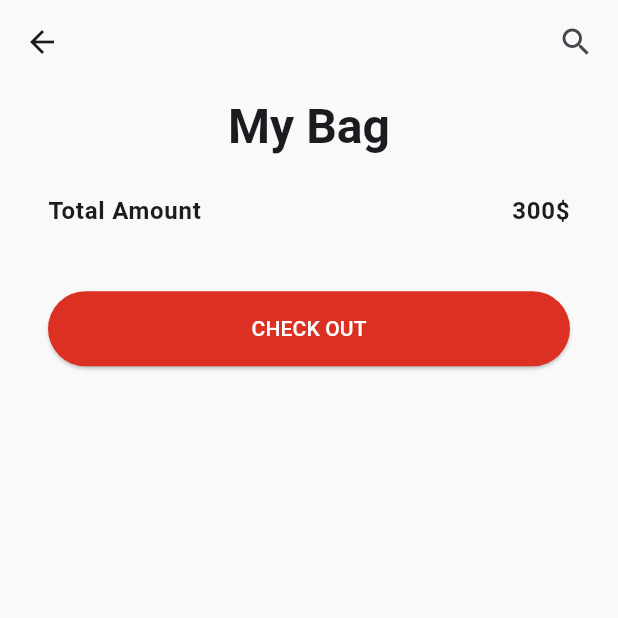
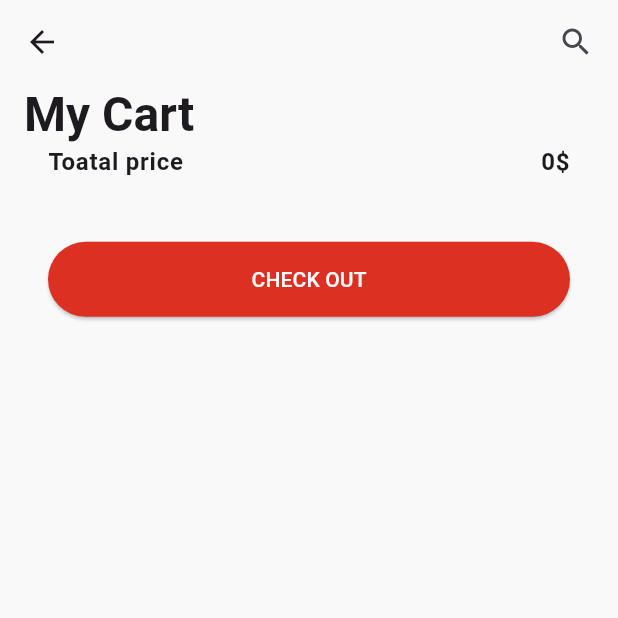
Before and after one commit to maryam2070/e_commerce_app, a Flutter app: the BagPage screen opened directly, on a phone screen of 412 x 824 dp, the top half of it. Run offline on Flutter 3.47's test engine with Material 3 defaults, Android fonts, the phone set to English and light mode, and no system bars; our stand-ins replace bloc, cloud_firestore, dartz, firebase_auth, firebase_core, flutter_bloc and 5 more; missing offline and left inert: firebase_app_check; accounts and stored records are empty; generated files the repository leaves out were written again; network calls fail.

Commit message:
add cart feature

```diff
--- /dev/null
+++ b/lib/cart/domain/models/add_to_cart_model.dart
@@ -0,0 +1,82 @@
+class AddToCartModel {
+  final String id;
+  final String productId;
+  final String title;
+  final int price;
+  final int quantity;
+  final String imgUrl;
+  final int discountValue;
+  final String color;
+  final String size;
+  final bool isChecked;
+
+  AddToCartModel({
+    required this.id,
+    required this.title,
+    required this.price,
+    required this.productId,
+    required this.quantity ,
+    required this.imgUrl,
+    required this.discountValue ,
+    required this.color ,
+    required this.size,
+    required this.isChecked
+  });
+
+  Map<String, dynamic> toMap() {
+    final result = <String, dynamic>{};
+    result.addAll({'id': id});
+    result.addAll({'productId': productId});
+    result.addAll({'title': title});
+    result.addAll({'price': price});
+    result.addAll({'quantity': quantity});
+    result.addAll({'imgUrl': imgUrl});
+    result.addAll({'discountValue': discountValue});
+    result.addAll({'color': color});
+    result.addAll({'size': size});
+    result.addAll({'isChecked': isChecked});
+
+    return result;
+  }
+
+  factory AddToCartModel.fromMap(Map<String, dynamic> map, String documentId) {
+    return AddToCartModel(
+      id: documentId,
+      title: map['title'] ?? '',
+      productId: map['productId'] ?? '',
+      price: map['price']?.toInt() ?? 0,
+      quantity: map['quantity']?.toInt() ?? 0,
+      imgUrl: map['imgUrl'] ?? '',
+      discountValue: map['discountValue']?.toInt() ?? 0,
+      color: map['color'] ?? '',
+      size: map['size'] ?? '',
+      isChecked: map['isChecked'] ?? '',
+    );
+  }
+
+  AddToCartModel copyWith({
+    String? id,
+    String? productId,
+    String? title,
+    int? price,
+    int? quantity,
+    String? imgUrl,
+    int? discountValue,
+    String? color,
+    String? size,
+    bool? isChecked,
+  }) {
+    return AddToCartModel(
+      id: id ?? this.id,
+      productId: productId ?? this.productId,
+      title: title ?? this.title,
+      price: price ?? this.price,
+      quantity: quantity ?? this.quantity,
+      imgUrl: imgUrl ?? this.imgUrl,
+      discountValue: discountValue ?? this.discountValue,
+      color: color ?? this.color,
+      size: size ?? this.size,
+      isChecked: isChecked ?? this.isChecked,
+    );
+  }
+}
--- /dev/null
+++ b/lib/cart/domain/use_cases/add_to_cart_use_case.dart
@@ -0,0 +1,15 @@
+import 'package:dartz/dartz.dart';
+import 'package:e_commerce_app/cart/domain/models/add_to_cart_model.dart';
+
+import '../../../core/utilities/errors/failures.dart';
+import '../repository/cart_repository.dart';
+
+class AddToCartUseCase {
+  CartRepository repository;
+
+  AddToCartUseCase({required this.repository});
+
+  Future<Either<Failure, void>> call({required AddToCartModel model}) async {
+    return await repository.addToCart(addToCartModel: model);
+  }
+}
--- /dev/null
+++ b/lib/cart/domain/use_cases/delete_from_cart.dart
@@ -0,0 +1,15 @@
+import 'package:dartz/dartz.dart';
+import 'package:e_commerce_app/cart/domain/models/add_to_cart_model.dart';
+
+import '../../../core/utilities/errors/failures.dart';
+import '../repository/cart_repository.dart';
+
+class DeleteFromCartUseCase {
+  CartRepository repository;
+
+  DeleteFromCartUseCase({required this.repository});
+
+  Future<Either<Failure, void>> call({required String id}) async {
+    return await repository.deleteFromCart(id: id);
+  }
+}
--- /dev/null
+++ b/lib/cart/domain/use_cases/get_cart_use_case.dart
@@ -0,0 +1,16 @@
+import 'package:dartz/dartz.dart';
+import 'package:e_commerce_app/cart/domain/models/add_to_cart_model.dart';
+
+import '../../../core/utilities/errors/failures.dart';
+import '../repository/cart_repository.dart';
+
+class GetCartUseCase {
+  CartRepository repository;
+
+  GetCartUseCase({required this.repository});
+
+  Future<Either<Failure, List<AddToCartModel>>> call() {
+    return repository.getCartModels(
+        builder: (data, documentId) => AddToCartModel.fromMap(data!, documentId));
+  }
+}
--- /dev/null
+++ b/lib/core/presentation/controllers/cart_controller/cart_bloc.dart
@@ -0,0 +1,53 @@
+import 'dart:async';
+
+import 'package:bloc/bloc.dart';
+import 'package:e_commerce_app/cart/domain/models/add_to_cart_model.dart';
+import 'package:meta/meta.dart';
+
+import '../../../../cart/domain/use_cases/add_to_cart_use_case.dart';
+import '../../../../cart/domain/use_cases/delete_from_cart.dart';
+import '../../../../cart/domain/use_cases/get_cart_use_case.dart';
+
+part 'cart_event.dart';
+part 'cart_state.dart';
+
+class CartBloc extends Bloc<CartEvent, CartState> {
+  final AddToCartUseCase addToCartUseCase;
+  final GetCartUseCase getCartUseCase;
+  final DeleteFromCartUseCase deleteFromCartUseCase;
+  CartBloc({required this.addToCartUseCase,
+    required this.getCartUseCase,
+  required this.deleteFromCartUseCase})
+      : super(CartInitial()) {
+    on<CartEvent>((event, emit) async {
+      if (event is AddToCartEvent) {
+        emit(CartLoading());
+        await addToCartUseCase.call(model: event.model).then((value) {
+          emit(AddToCartSuccessSuccess());
+        }).onError((error, stackTrace) {
+          emit(CartError(message: error.toString()));
+        });
+      }
+      if (event is GetCartEvent) {
+        emit(CartLoading());
+        final call1 = await getCartUseCase.call();
+
+        call1.fold((l) {
+          emit(CartError(message: l.message));
+        }, (r) {
+          print("jasnf  " + r.toString());
+          emit(GetCartSuccess(models: r));
+        });
+      }
+      if (event is DeleteFromCartEvent) {
+        emit(CartLoading());
+        final call1 = await deleteFromCartUseCase.call(id:event.id);
+        call1.fold((l) {
+          emit(CartError(message: l.message));
+        }, (r) {
+          emit(DeleteFromCartSuccess());
+        });
+      }
+    });
+  }
+}
--- /dev/null
+++ b/lib/core/presentation/controllers/cart_controller/cart_event.dart
@@ -0,0 +1,17 @@
+part of 'cart_bloc.dart';
+
+@immutable
+abstract class CartEvent {}
+class AddToCartEvent extends CartEvent{
+  final AddToCartModel model;
+
+  AddToCartEvent({required this.model});
+}
+class GetCartEvent extends CartEvent{
+  GetCartEvent();
+}
+
+class DeleteFromCartEvent extends CartEvent{
+  final String id;
+  DeleteFromCartEvent({required this.id});
+}
--- /dev/null
+++ b/lib/core/presentation/controllers/cart_controller/cart_state.dart
@@ -0,0 +1,27 @@
+part of 'cart_bloc.dart';
+
+@immutable
+abstract class CartState {}
+
+class CartInitial extends CartState {}
+
+class CartLoading extends CartState {}
+
+class CartError extends CartState {
+  final String message;
+
+  CartError({required this.message});
+}
+
+class AddToCartSuccessSuccess extends CartState {
+
+}
+
+class GetCartSuccess extends CartState {
+  List<AddToCartModel> models;
+  GetCartSuccess({required this.models});
+}
+class DeleteFromCartSuccess extends CartState {
+
+  DeleteFromCartSuccess();
+}
--- a/lib/core/presentation/pages/bag_page.dart
+++ b/lib/core/presentation/pages/bag_page.dart
@@ -1,14 +1,29 @@
 import 'package:e_commerce_app/auth/presentation/widgets/main_button.dart';
+import 'package:e_commerce_app/cart/domain/models/add_to_cart_model.dart';
 import 'package:e_commerce_app/core/utilities/assets.dart';
 import 'package:flutter/material.dart';
+import 'package:flutter_bloc/flutter_bloc.dart';
 
-class BagPage extends StatelessWidget {
+import '../controllers/cart_controller/cart_bloc.dart';
+
+class BagPage extends StatefulWidget {
   const BagPage({super.key});
 
   @override
+  State<BagPage> createState() => _BagPageState();
+}
+
+class _BagPageState extends State<BagPage> {
+
+  int totalAmount=0;
+  @override
   Widget build(BuildContext context) {
+
     final size = MediaQuery.of(context).size;
 
+    BlocProvider.of<CartBloc>(context).add(GetCartEvent());
+    return BlocBuilder<CartBloc, CartState>(
+      builder: (context, state) {
         return Scaffold(
             appBar: AppBar(
               backgroundColor: Theme.of(context).scaffoldBackgroundColor,
@@ -24,57 +39,66 @@ class BagPage extends StatelessWidget {
                 )
               ],
             ),
-        body: SingleChildScrollView(
-          child: Padding(
+            body: Padding(
               padding: const EdgeInsets.symmetric(horizontal: 16),
-            child: Column(
-              mainAxisAlignment: MainAxisAlignment.start,
+              child: ListView(
+                shrinkWrap: false,
                 children: [
-                SizedBox(height: size.height * .01),
-                Text("My Bag",
+                  Text("My Cart",
                       style: Theme.of(context)
                           .textTheme
                           .headlineLarge
                           ?.copyWith(fontWeight: FontWeight.w600)),
-                SizedBox(height: size.height * 0.03),
-                // SizedBox(
-                // width: double.infinity,
-                // height: (size.height * .36) * dummyProducts.length,
-                //   child:
-                //   Column(
-                //     children: dummyProducts.map((e) => Padding(
-                //       padding: EdgeInsets.all(16),
-                //       child: ListItem(),
-                //     )).toList(),
-                //   ),
-                // ),
+                  (state is GetCartSuccess)
+                      ? Column(
+                    children: state.models
+                        .map((e) => Padding(
+                      padding: EdgeInsets.symmetric(vertical: 16),
+                      child: ListItem(model: e),
+                    ))
+                        .toList(),
+                  )
+                      : Container(),
                   Padding(
                     padding: const EdgeInsets.symmetric(horizontal: 16),
                     child: Row(
                       mainAxisAlignment: MainAxisAlignment.spaceBetween,
                       children: [
-                      Text("Total Amount",style: Theme.of(context).textTheme.bodyLarge?.copyWith(
-                        fontWeight: FontWeight.w600
-                      )),
-                      Text("300\$" ,style: Theme.of(context).textTheme.bodyLarge?.copyWith(
-                          fontWeight: FontWeight.w600
-                      )),
+                        Text(
+                          "Toatal price",
+                            style: Theme.of(context)
+                                .textTheme
+                                .bodyLarge
+                                ?.copyWith(fontWeight: FontWeight.w600)),
+                        Text((state is GetCartSuccess)
+                            ?sum(state.models.map((e) => e.price)).toString()+"\$":"",
+                            style: Theme.of(context)
+                                .textTheme
+                                .bodyLarge
+                                ?.copyWith(fontWeight: FontWeight.w600)),
                       ],
                     ),
                   ),
                   SizedBox(height: size.height * 0.05),
                   Padding(
                     padding: const EdgeInsets.symmetric(horizontal: 16),
-                  child: MainButton(ontap: (){}, text: "CHECK OUT"),
+                    child: MainButton(ontap: () {}, text: "CHECK OUT"),
                   ),
                   SizedBox(height: size.height * 0.04),
                 ],
               ),
-          ),
             ));
+      },
+    );
   }
 
-
+  sum(Iterable<int> prices) {
+    var s=0;
+    prices.forEach((element) {
+      s+=element;
+    });
+    return s;
+  }
 }
 
 class TitleAndValue extends StatelessWidget {
@@ -101,106 +125,81 @@ class TitleAndValue extends StatelessWidget {
 }
 
 class ListItem extends StatelessWidget {
-  const ListItem({super.key});
+  final AddToCartModel model;
+  const ListItem({required this.model, super.key});
 
   @override
   Widget build(BuildContext context) {
-
     final size = MediaQuery.of(context).size;
-    return SizedBox(
+    return DecoratedBox(
+      decoration: BoxDecoration(
+          borderRadius: BorderRadius.circular(8), color: Colors.white),
+      child: Column(
+        children: [
+          Row(
+            mainAxisAlignment: MainAxisAlignment.spaceBetween,
+            children: [
+              SizedBox(
+                width: size.width * .3,
                 height: size.height * .3,
-      width: double.infinity,
-      child: DecoratedBox(
-        decoration: BoxDecoration(
+                child: ClipRRect(
                   borderRadius: BorderRadius.circular(8),
-            color: Colors.white),
-        child: Row(
-          children: [
-            ClipRRect(
-              borderRadius: BorderRadius.circular(8),
-              child: Image.network(Assets.tempProductAsset1),
+                  child: Image.network(model.imgUrl),
                 ),
-            SizedBox(
-              width: size.width * .01,
               ),
-            Expanded(
-                child: Column(
+              Column(
                 crossAxisAlignment: CrossAxisAlignment.start,
                 children: [
                   SizedBox(
                     height: size.height * .02,
                   ),
+                  Row(
+                    mainAxisAlignment: MainAxisAlignment.spaceBetween,
+                    children: [
                       Text(
-                      "T-shirt",
+                        model.title,
                         style: Theme.of(context)
                             .textTheme
                             .headlineMedium
                             ?.copyWith(fontWeight: FontWeight.bold),
                       ),
-                    SizedBox(
-                      height: size.height * .02,
-                    ),
-                    Row(
-                      children: [
-                        TitleAndValue(
-                            title: "color: ", value: " black"),
-                        SizedBox(width: size.width * .01),
-                        TitleAndValue(title: "color: ", value: " black")
                     ],
                   ),
-                    SizedBox(height: size.height * .05),
-                    Row(
-                      children: [
-                        _circleIcon(() {
-                          //todo
-                        }, Icons.add),
-                        SizedBox(width: size.width * .03),
-                        Text("1"),
-                        SizedBox(width: size.width * .03),
-                        _circleIcon(() {
-                          //todo
-                        }, Icons.remove)
-                      ],
-                    ),
-                    SizedBox(
-                      width: size.width * .01,
-                    )
-                  ],
-                )),
-            Align(
-              alignment: Alignment.topRight,
-              child: Padding(
-                padding: const EdgeInsets.all(16),
-                child: Column(
-                  mainAxisAlignment: MainAxisAlignment.spaceBetween,
-                  children: [
-                    GestureDetector(
-                      onTap: () {
-                        //todo
-                      },
-                      child: Icon(Icons.more_horiz),
-                    ),
                   Text(
-                      "\$50",
+                    "\$ ${model.price}",
                     style: Theme.of(context)
                         .textTheme
                         .bodyLarge
                         ?.copyWith(fontWeight: FontWeight.bold),
-                    )
+                  ),
+                  SizedBox(
+                    height: size.height * .02,
+                  ),
+                  Column(
+                    children: [
+                      TitleAndValue(title: "color: ", value: " ${model.color}"),
+                      SizedBox(width: size.width * .01),
+                      TitleAndValue(title: "size: ", value: " ${model.size}")
                     ],
+                  ),
+                ],
+              ),
+              Padding(
+                padding: const EdgeInsets.all(18.0),
+                child: Align(
+                  alignment: Alignment.topRight,
+                  child: GestureDetector(
+                    onTap: () {
+                      BlocProvider.of<CartBloc>(context).add(DeleteFromCartEvent(id: model.id));
+                    },
+                    child: Icon(Icons.delete),
                   ),
                 ),
               ),
             ],
           ),
+        ],
       ),
     );
   }
-
-  Widget _circleIcon(VoidCallback onTap, IconData icon) => GestureDetector(
-    onTap: onTap,
-    child: DecoratedBox(
-        decoration: BoxDecoration(shape: BoxShape.circle),
-        child: Icon(icon)),
-  );
 }
--- a/lib/core/presentation/pages/home_page.dart
+++ b/lib/core/presentation/pages/home_page.dart
@@ -3,7 +3,7 @@ import 'package:flutter/material.dart';
 import 'package:flutter_bloc/flutter_bloc.dart';
 
 import '../../../core/utilities/assets.dart';
-import '../controllers/home_bloc.dart';
+import '../controllers/home_controller/home_bloc.dart';
 import '../widgets/list_item.dart';
 
 class HomePage extends StatelessWidget {
--- a/lib/core/utilities/api_paths.dart
+++ b/lib/core/utilities/api_paths.dart
@@ -1,4 +1,5 @@
 class ApiPaths {
   static const String products = 'products';
+  static String cartProducts(String uid) => 'users/$uid/cart';
   static String userPath(String uid) => 'users/$uid/';
 }
--- a/lib/product/domain/models/product.dart
+++ b/lib/product/domain/models/product.dart
@@ -8,6 +8,7 @@ class Product {
   final int? discountValue;
   final String category;
   final double? rate;
+  final String description;
 
   Product({
     required this.id,
@@ -17,6 +18,7 @@ class Product {
     required this.discountValue,
     required this.category ,
     required this.rate,
+    required this.description,
   });
 
   Map<String, dynamic> toMap() {
@@ -28,6 +30,7 @@ class Product {
       'discountValue': discountValue,
       'category': category,
       'rate': rate,
+      'description': description,
     };
   }
 
@@ -40,6 +43,7 @@ class Product {
       discountValue: map['discountValue'] as int,
       category: map['category'] as String,
       rate: double.parse(map['rate'].toString()) ,
+      description: map['description'] as String,
     );
   }
 }
```
Also changed, not shown: lib/cart/data/repository/cart_repository_impl.dart (added, +75 -0 lines), lib/cart/di/cart_di.dart (added, +20 -0 lines), lib/cart/domain/repository/cart_repository.dart (added, +14 -0 lines), lib/core/presentation/controllers/home_controller/home_bloc.dart (renamed from lib/core/presentation/controllers/home_bloc.dart, +4 -3 lines), lib/core/presentation/pages/product_details_page.dart (+58 -12 lines), lib/main.dart (+19 -15 lines), lib/core/presentation/controllers/home_controller/home_event.dart (renamed from lib/core/presentation/controllers/home_event.dart), lib/core/presentation/controllers/home_controller/home_state.dart (renamed from lib/core/presentation/controllers/home_state.dart). Lines whose indentation alone changed are shown as unchanged.
